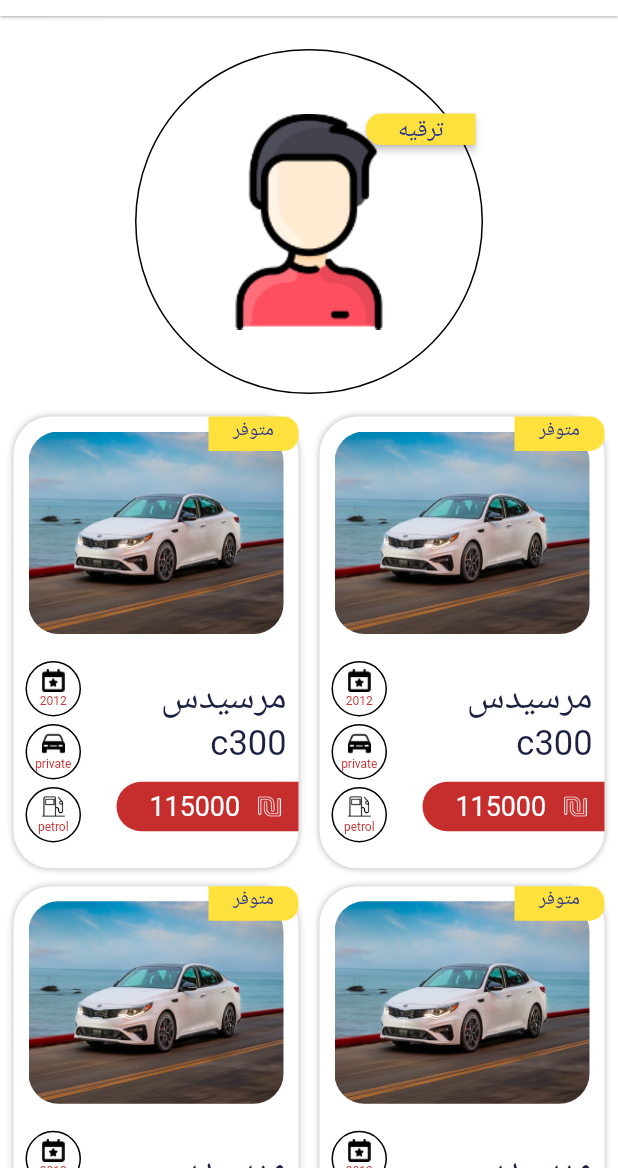
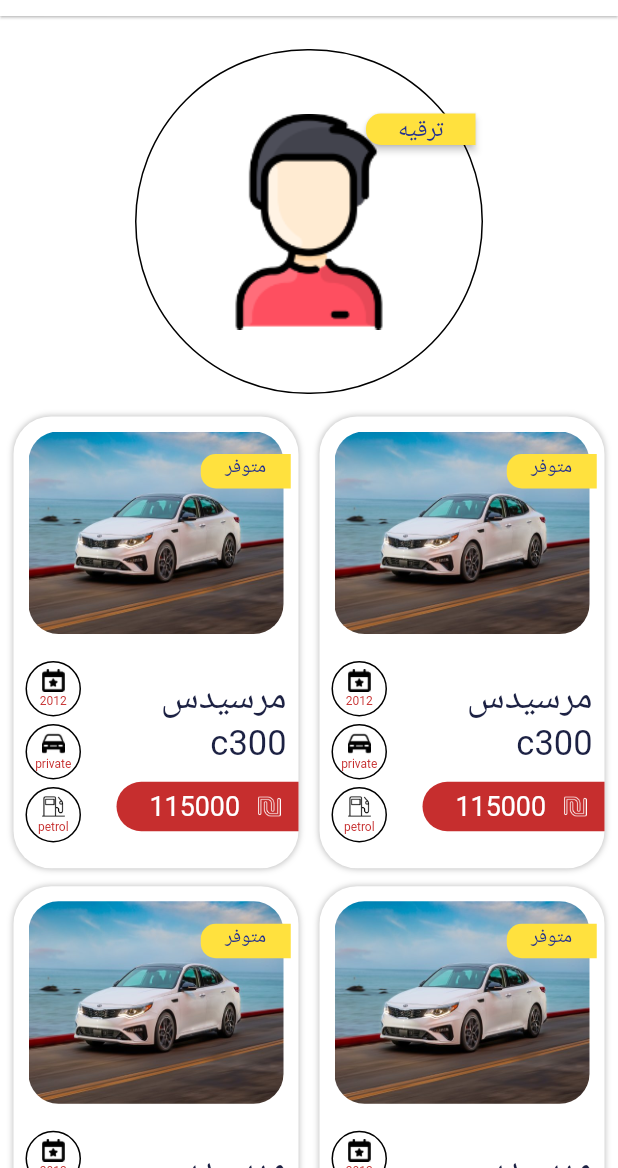
Before and after one commit to akramAssi/souqy, a Flutter app: the UserProfile screen opened directly, on a phone screen of 412 x 824 dp, the part 68-1236 px from its top. Run offline on Flutter 3.47's test engine with Material 2 defaults, Android fonts, the phone set to English and light mode, and no system bars; our stand-ins replace carousel_slider, cloud_firestore, firebase_auth, firebase_core, firebase_storage, get_it and 2 more; missing offline and left inert: flutter_login_facebook; accounts and stored records are empty.

Commit message:
add Positioned widget

```diff
--- a/lib/widget/souqy_car_card.dart
+++ b/lib/widget/souqy_car_card.dart
@@ -50,9 +50,14 @@ class SouqyCarCard extends StatelessWidget {
           children: [
             Stack(children: <Widget>[
               SouqyThumbnailCard(path: 'images/kia-op.jpg'),
-              SouqyAvailableLable(
-                size: size,
-                available: true,
+              Positioned(
+                right: size.width / 80,
+                top: 25.0,
+                child: SouqyAvailableLable(
+                  size: size,
+                  available: true,
+                  isCard: true,
+                ),
               ),
             ]),
             Padding(
```
